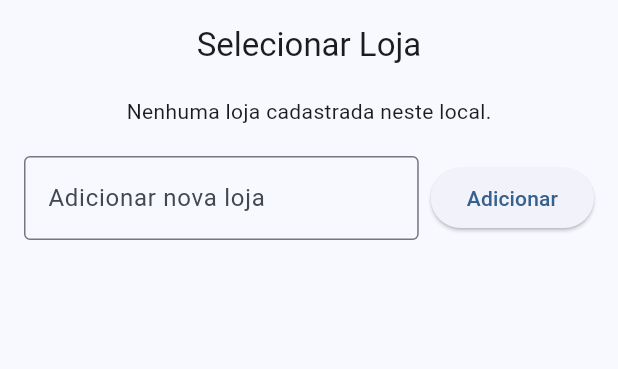
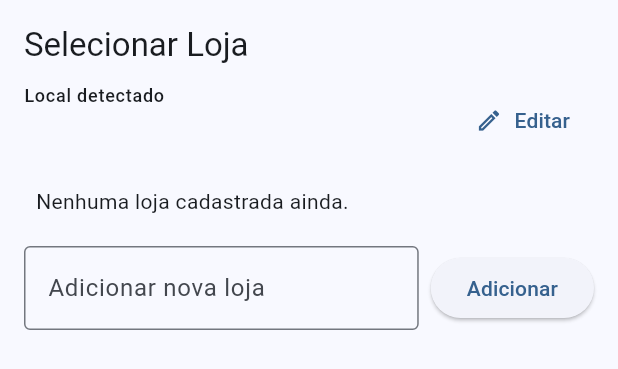
Before and after one commit to BillyOfficial/consulta_preco, a Flutter app: the SelecionarLojaSheet widget shown alone on an empty page, opened directly with empty values, on a phone screen of 412 x 824 dp. Shown: the top 369 px of the screen. Run offline on Flutter 3.47's test engine with Material 3 defaults, Android fonts, the phone set to English and light mode, and no system bars; our stand-ins replace geocoding, geolocator, sqflite; missing offline and left inert: mobile_scanner; accounts and stored records are empty.

Commit message:
Melhorias na seleção de lojas

```diff
--- a/lib/main.dart
+++ b/lib/main.dart
@@ -45,7 +45,7 @@ class _TelaInicialState extends State<TelaInicial> {
         context: context,
         isScrollControlled: true,
         builder: (_) => SelecionarLojaSheet(
-          localId: local.id!,
+          local: local,
           onSelecionar: (loja) {
             lojaSelecionada = loja;
             LojaSelecionadaStore.instance.atualizar(loja);
--- a/lib/modelos/local_model.dart
+++ b/lib/modelos/local_model.dart
@@ -14,6 +14,24 @@ class LocalModel {
     this.raioMetros = 150.0,
     this.criadoEm,
   });
+
+  LocalModel copyWith({
+    int? id,
+    String? nome,
+    double? latitude,
+    double? longitude,
+    double? raioMetros,
+    String? criadoEm,
+  }) {
+    return LocalModel(
+      id: id ?? this.id,
+      nome: nome ?? this.nome,
+      latitude: latitude ?? this.latitude,
+      longitude: longitude ?? this.longitude,
+      raioMetros: raioMetros ?? this.raioMetros,
+      criadoEm: criadoEm ?? this.criadoEm,
+    );
+  }
 
   Map<String, dynamic> toMap() => {
         if (id != null) 'id': id,
--- a/lib/widgets/selecionar_loja_sheet.dart
+++ b/lib/widgets/selecionar_loja_sheet.dart
@@ -1,14 +1,18 @@
+import 'dart:math';
+
 import 'package:flutter/material.dart';
+import '../dados/locais_dao.dart';
 import '../dados/lojas_dao.dart';
+import '../modelos/local_model.dart';
 import '../modelos/loja_model.dart';
 
 class SelecionarLojaSheet extends StatefulWidget {
-  final int localId;
+  final LocalModel local;
   final void Function(LojaModel loja) onSelecionar;
 
   const SelecionarLojaSheet({
     super.key,
-    required this.localId,
+    required this.local,
     required this.onSelecionar,
   });
 
@@ -17,21 +21,55 @@ class SelecionarLojaSheet extends StatefulWidget {
 }
 
 class _SelecionarLojaSheetState extends State<SelecionarLojaSheet> {
-  final _dao = LojasDAO();
+  final _lojasDao = LojasDAO();
+  final _locaisDao = LocaisDAO();
   final _ctrlNome = TextEditingController();
-  List<LojaModel> _lojas = [];
+  late LocalModel _localAtual;
+  List<_LojaListItem> _lojas = [];
   bool _carregando = true;
 
   @override
   void initState() {
     super.initState();
+    _localAtual = widget.local;
     _carregar();
   }
 
+  @override
+  void dispose() {
+    _ctrlNome.dispose();
+    super.dispose();
+  }
+
   Future<void> _carregar() async {
-    final ls = await _dao.listarPorLocal(widget.localId);
+    if (mounted) {
+      setState(() => _carregando = true);
+    }
+    final locais = await _locaisDao.listarTodos();
+    final itens = <_LojaListItem>[];
+    for (final local in locais) {
+      if (local.id == null) continue;
+      final lojas = await _lojasDao.listarPorLocal(local.id!);
+      final distancia = _distanciaMetros(
+        _localAtual.latitude,
+        _localAtual.longitude,
+        local.latitude,
+        local.longitude,
+      );
+      for (final loja in lojas) {
+        itens.add(
+          _LojaListItem(
+            loja: loja,
+            local: local,
+            distanciaMetros: distancia,
+          ),
+        );
+      }
+    }
+    itens.sort((a, b) => a.distanciaMetros.compareTo(b.distanciaMetros));
+    if (!mounted) return;
     setState(() {
-      _lojas = ls;
+      _lojas = itens;
       _carregando = false;
     });
   }
@@ -39,57 +77,165 @@ class _SelecionarLojaSheetState extends State<SelecionarLojaSheet> {
   Future<void> _adicionar() async {
     final nome = _ctrlNome.text.trim();
     if (nome.isEmpty) return;
-    setState(() => _carregando = true);
-    final id = await _dao.inserir(LojaModel(localId: widget.localId, nome: nome));
+    final id = await _lojasDao
+        .inserir(LojaModel(localId: _localAtual.id!, nome: nome));
     _ctrlNome.clear();
-    final ls = await _dao.listarPorLocal(widget.localId);
-    setState(() {
-      _lojas = ls;
-      _carregando = false;
-    });
-    final selecionada = _lojas.firstWhere((l) => l.id == id);
+    await _carregar();
+    final selecionada = _lojas.firstWhere((l) => l.loja.id == id).loja;
     widget.onSelecionar(selecionada);
     if (mounted) Navigator.pop(context);
   }
 
+  Future<void> _editarNomeLocal() async {
+    final ctrl = TextEditingController(text: _localAtual.nome);
+    final novoNome = await showDialog<String>(
+      context: context,
+      builder: (context) {
+        return AlertDialog(
+          title: const Text('Editar nome do local'),
+          content: TextField(
+            controller: ctrl,
+            autofocus: true,
+            decoration: const InputDecoration(
+              labelText: 'Nome do local',
+              border: OutlineInputBorder(),
+            ),
+            textCapitalization: TextCapitalization.sentences,
+          ),
+          actions: [
+            TextButton(
+              onPressed: () => Navigator.pop(context),
+              child: const Text('Cancelar'),
+            ),
+            FilledButton(
+              onPressed: () => Navigator.pop(context, ctrl.text.trim()),
+              child: const Text('Salvar'),
+            ),
+          ],
+        );
+      },
+    );
+    if (novoNome == null) return;
+    final texto = novoNome.trim();
+    if (texto.isEmpty || texto == _localAtual.nome) return;
+    await _locaisDao.atualizarNome(_localAtual.id!, texto);
+    if (!mounted) return;
+    setState(() => _localAtual = _localAtual.copyWith(nome: texto));
+  }
+
+  String _formatarDistancia(double metros) {
+    if (metros >= 1000) {
+      return '${(metros / 1000).toStringAsFixed(1)} km';
+    }
+    return '${metros.toStringAsFixed(0)} m';
+  }
+
+  double _distanciaMetros(
+    double lat1,
+    double lon1,
+    double lat2,
+    double lon2,
+  ) {
+    const R = 6371000.0;
+    final dLat = _deg2rad(lat2 - lat1);
+    final dLon = _deg2rad(lon2 - lon1);
+    final a =
+        sin(dLat / 2) * sin(dLat / 2) +
+            cos(_deg2rad(lat1)) *
+                cos(_deg2rad(lat2)) *
+                sin(dLon / 2) *
+                sin(dLon / 2);
+    final c = 2 * atan2(sqrt(a), sqrt(1 - a));
+    return R * c;
+  }
+
+  double _deg2rad(double deg) => deg * (pi / 180.0);
+
   @override
   Widget build(BuildContext context) {
-    return SafeArea(
+    final tema = Theme.of(context);
+    final viewInsets = MediaQuery.of(context).viewInsets.bottom;
+    return AnimatedPadding(
+      duration: const Duration(milliseconds: 200),
+      curve: Curves.easeOut,
+      padding: EdgeInsets.only(bottom: viewInsets),
+      child: SafeArea(
         child: Padding(
           padding: const EdgeInsets.fromLTRB(16, 16, 16, 24),
           child: Column(
             mainAxisSize: MainAxisSize.min,
+            crossAxisAlignment: CrossAxisAlignment.stretch,
             children: [
-            Text('Selecionar Loja', style: Theme.of(context).textTheme.titleLarge),
+              Text('Selecionar Loja', style: tema.textTheme.titleLarge),
               const SizedBox(height: 12),
-            if (_carregando) const Padding(
+              Row(
+                crossAxisAlignment: CrossAxisAlignment.start,
+                children: [
+                  Expanded(
+                    child: Column(
+                      crossAxisAlignment: CrossAxisAlignment.start,
+                      children: [
+                        Text(
+                          'Local detectado',
+                          style: tema.textTheme.labelMedium,
+                        ),
+                        const SizedBox(height: 4),
+                        Text(
+                          _localAtual.nome,
+                          style: tema.textTheme.titleMedium,
+                        ),
+                      ],
+                    ),
+                  ),
+                  TextButton.icon(
+                    onPressed: _editarNomeLocal,
+                    icon: const Icon(Icons.edit_outlined),
+                    label: const Text('Editar'),
+                  ),
+                ],
+              ),
+              const SizedBox(height: 12),
+              if (_carregando)
+                const Padding(
                   padding: EdgeInsets.all(16.0),
-              child: CircularProgressIndicator(),
-            ),
-            if (!_carregando) ...[
-              if (_lojas.isEmpty)
+                  child: Center(child: CircularProgressIndicator()),
+                )
+              else if (_lojas.isEmpty)
                 const Padding(
                   padding: EdgeInsets.all(8.0),
-                  child: Text('Nenhuma loja cadastrada neste local.'),
+                  child: Text('Nenhuma loja cadastrada ainda.'),
                 )
-              else
+              else ...[
+                Text(
+                  'Lojas ordenadas por proximidade',
+                  style: tema.textTheme.labelMedium,
+                ),
+                const SizedBox(height: 8),
                 Flexible(
                   child: ListView.separated(
                     shrinkWrap: true,
                     itemCount: _lojas.length,
                     separatorBuilder: (_, __) => const Divider(height: 1),
                     itemBuilder: (context, i) {
-                      final loja = _lojas[i];
+                      final item = _lojas[i];
+                      final isLocalAtual = item.local.id == _localAtual.id;
+                      final destaque =
+                          isLocalAtual ? tema.colorScheme.primary : null;
                       return ListTile(
-                        title: Text(loja.nome),
+                        leading: Icon(Icons.storefront, color: destaque),
+                        title: Text(item.loja.nome),
+                        subtitle: Text(
+                          '${item.local.nome} • ${_formatarDistancia(item.distanciaMetros)}',
+                        ),
                         onTap: () {
-                          widget.onSelecionar(loja);
+                          widget.onSelecionar(item.loja);
                           Navigator.pop(context);
                         },
                       );
                     },
                   ),
                 ),
+              ],
               const SizedBox(height: 12),
               Row(
                 children: [
@@ -100,6 +246,8 @@ class _SelecionarLojaSheetState extends State<SelecionarLojaSheet> {
                         labelText: 'Adicionar nova loja',
                         border: OutlineInputBorder(),
                       ),
+                      textInputAction: TextInputAction.done,
+                      onSubmitted: (_) => _adicionar(),
                     ),
                   ),
                   const SizedBox(width: 8),
@@ -110,9 +258,21 @@ class _SelecionarLojaSheetState extends State<SelecionarLojaSheet> {
                 ],
               ),
             ],
-          ],
+          ),
         ),
       ),
     );
   }
 }
+
+class _LojaListItem {
+  final LojaModel loja;
+  final LocalModel local;
+  final double distanciaMetros;
+
+  _LojaListItem({
+    required this.loja,
+    required this.local,
+    required this.distanciaMetros,
+  });
+}
```
Also changed, not shown: lib/dados/locais_dao.dart (+10 -0 lines). Lines whose indentation alone changed are shown as unchanged.
